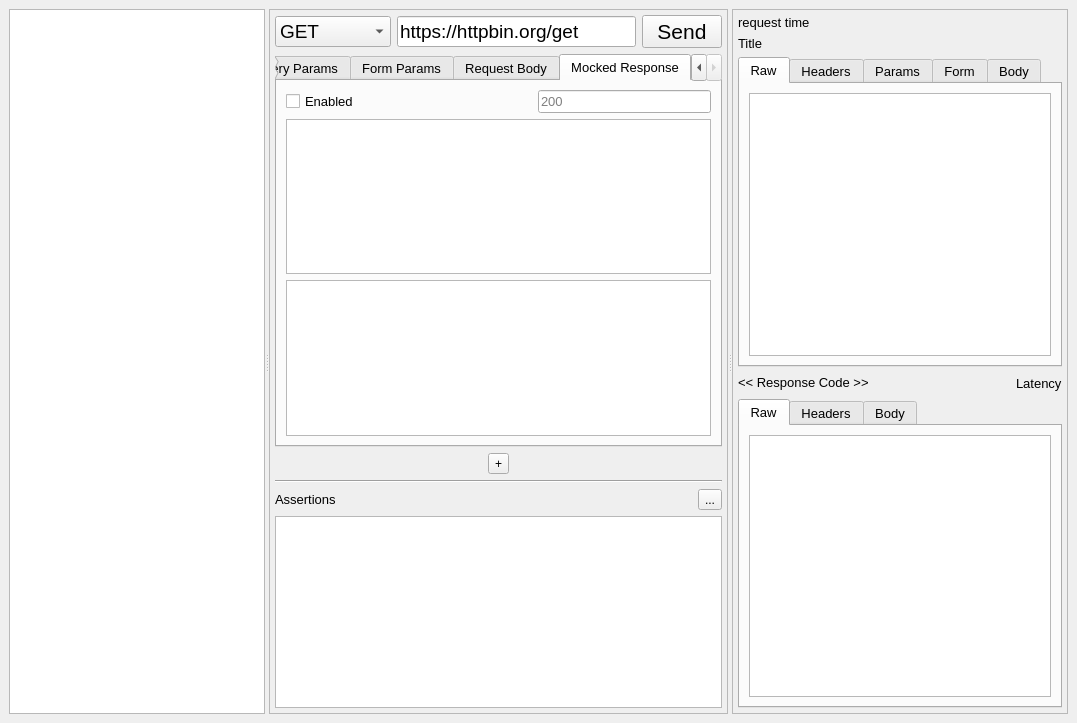
Old version of the form resources/ui/base_window.ui in the repository namuan/http-rider.
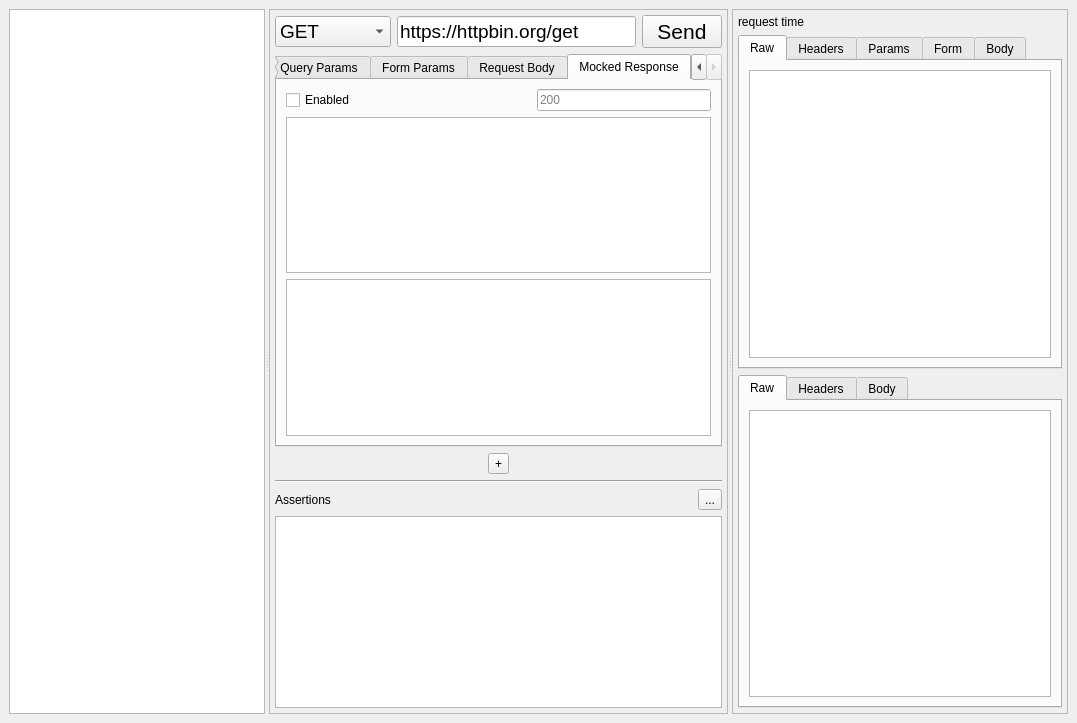
New version of the form. The open tabs and pages were chosen to show the change. Custom widgets are drawn as their Qt base class.

Commit message: [Improv] Setting font size globally

What changed in the file:
```diff
--- a/resources/ui/base_window.ui
+++ b/resources/ui/base_window.ui
@@ -151,11 +151,6 @@
             <verstretch>1</verstretch>
            </sizepolicy>
           </property>
-          <property name="font">
-           <font>
-            <pointsize>10</pointsize>
-           </font>
-          </property>
           <property name="currentIndex">
            <number>0</number>
           </property>
@@ -287,21 +282,10 @@
              </layout>
             </item>
             <item>
-             <widget class="QListWidget" name="lst_mocked_response_headers">
-              <property name="font">
-               <font>
-                <pointsize>10</pointsize>
-               </font>
-              </property>
-             </widget>
+             <widget class="QListWidget" name="lst_mocked_response_headers"/>
             </item>
             <item>
              <widget class="CompletionPlainTextEdit" name="txt_mocked_response_body">
-              <property name="font">
-               <font>
-                <pointsize>10</pointsize>
-               </font>
-              </property>
               <property name="placeholderText">
                <string/>
               </property>
@@ -333,11 +317,6 @@
          <layout class="QHBoxLayout" name="horizontalLayout_4">
           <item>
            <widget class="QLabel" name="label">
-            <property name="font">
-             <font>
-              <pointsize>10</pointsize>
-             </font>
-            </property>
             <property name="text">
              <string>Assertions</string>
             </property>
@@ -402,11 +381,6 @@
           </property>
           <item>
            <widget class="QLabel" name="lbl_request_time">
-            <property name="font">
-             <font>
-              <pointsize>10</pointsize>
-             </font>
-            </property>
             <property name="text">
              <string>request time</string>
             </property>
@@ -414,32 +388,8 @@
           </item>
          </layout>
         </item>
-        <item>
-         <layout class="QHBoxLayout" name="horizontalLayout_7">
-          <item>
-           <widget class="QLabel" name="lbl_request_title">
-            <property name="font">
-             <font>
-              <pointsize>10</pointsize>
-             </font>
-            </property>
-            <property name="text">
-             <string>Title</string>
-            </property>
-            <property name="wordWrap">
-             <bool>true</bool>
-            </property>
-           </widget>
-          </item>
-         </layout>
-        </item>
         <item>
          <widget class="QTabWidget" name="tabWidget_3">
-          <property name="font">
-           <font>
-            <pointsize>10</pointsize>
-           </font>
-          </property>
           <property name="currentIndex">
            <number>0</number>
           </property>
@@ -447,18 +397,9 @@
            <attribute name="title">
             <string>Raw</string>
            </attribute>
-           <layout class="QHBoxLayout" name="horizontalLayout_17">
+           <layout class="QHBoxLayout" name="horizontalLayout_7">
             <item>
-             <widget class="QPlainTextEdit" name="txt_raw_request">
-              <property name="font">
-               <font>
-                <pointsize>10</pointsize>
-               </font>
-              </property>
-              <property name="readOnly">
-               <bool>true</bool>
-              </property>
-             </widget>
+             <widget class="QPlainTextEdit" name="txt_raw_request"/>
             </item>
            </layout>
           </widget>
@@ -577,54 +518,8 @@
           </widget>
          </widget>
         </item>
-        <item>
-         <layout class="QHBoxLayout" name="horizontalLayout_8">
-          <item>
-           <widget class="QLabel" name="lbl_response_code">
-            <property name="font">
-             <font>
-              <pointsize>10</pointsize>
-             </font>
-            </property>
-            <property name="text">
-             <string>&lt;&lt; Response Code &gt;&gt;</string>
-            </property>
-           </widget>
-          </item>
-          <item>
-           <spacer name="horizontalSpacer">
-            <property name="orientation">
-             <enum>Qt::Horizontal</enum>
-            </property>
-            <property name="sizeHint" stdset="0">
-             <size>
-              <width>40</width>
-              <height>20</height>
-             </size>
-            </property>
-           </spacer>
-          </item>
-          <item>
-           <widget class="QLabel" name="lbl_response_latency">
-            <property name="font">
-             <font>
-              <pointsize>10</pointsize>
-             </font>
-            </property>
-            <property name="text">
-             <string>Latency</string>
-            </property>
-           </widget>
-          </item>
-         </layout>
-        </item>
         <item>
          <widget class="QTabWidget" name="tabWidget_4">
-          <property name="font">
-           <font>
-            <pointsize>10</pointsize>
-           </font>
-          </property>
           <property name="currentIndex">
            <number>0</number>
           </property>
@@ -635,11 +530,6 @@
            <layout class="QHBoxLayout" name="horizontalLayout_18">
             <item>
              <widget class="QPlainTextEdit" name="txt_raw_response">
-              <property name="font">
-               <font>
-                <pointsize>10</pointsize>
-               </font>
-              </property>
               <property name="readOnly">
                <bool>true</bool>
               </property>
```
Left out of the diff: 41 changed lines with no effect on the pictures. The commit also changes 10 other files.
